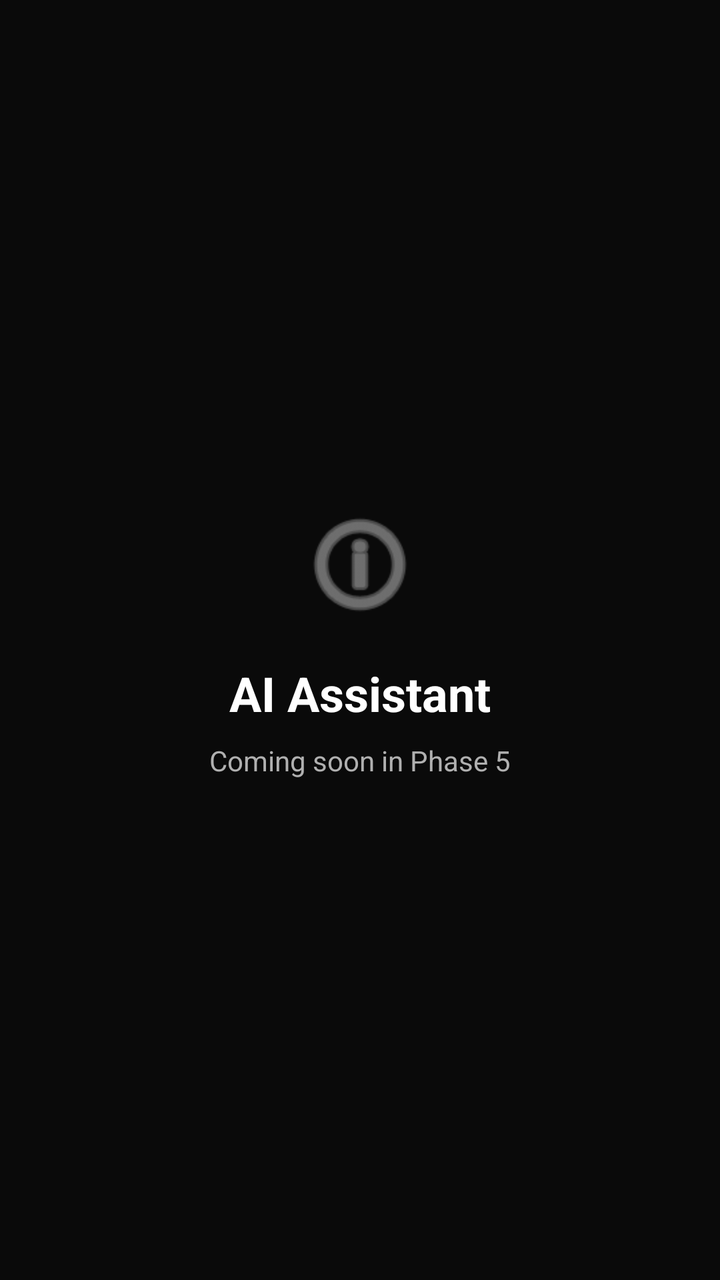
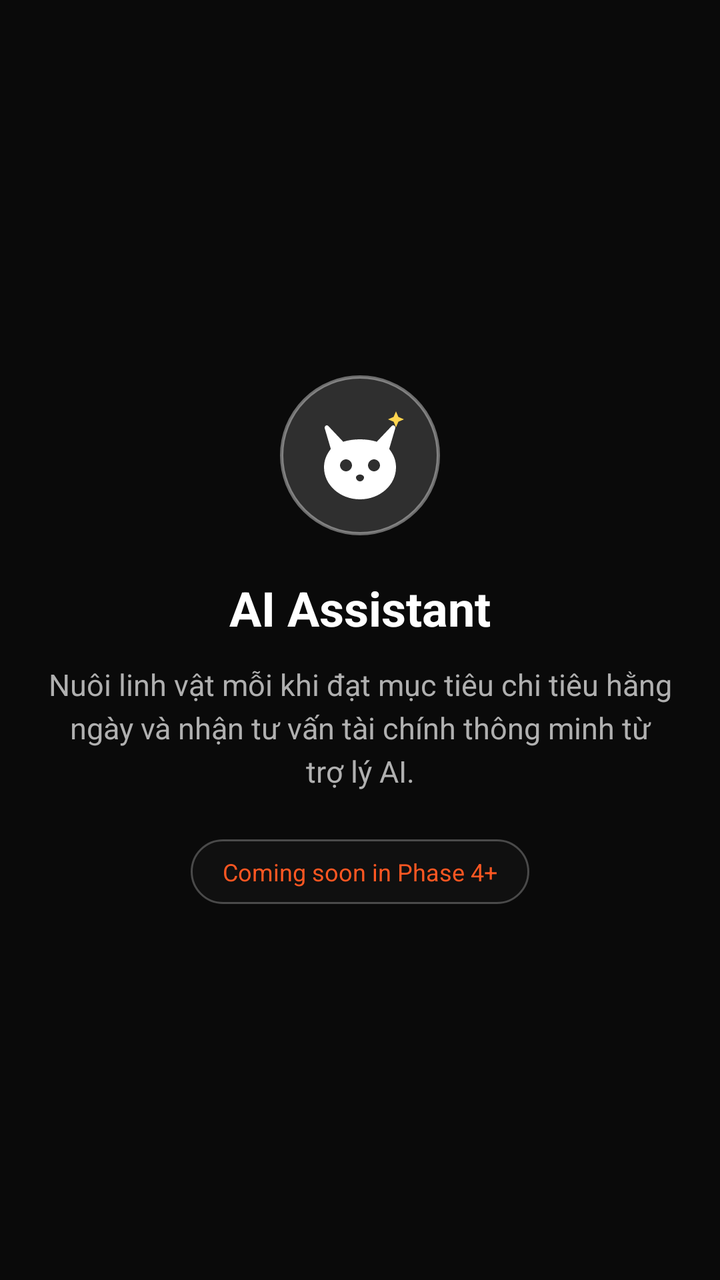

Screens rendered from an Android XML layout before and after an edit, with the pre-edit source and the edit as a unified diff.
<!-- AndroidManifest.xml: application theme Theme.ExpenseTrackerApp -->
<!-- res/layout/fragment_ai_assistant.xml -->
<?xml version="1.0" encoding="utf-8"?>
<LinearLayout xmlns:android="http://schemas.android.com/apk/res/android"
    xmlns:app="http://schemas.android.com/apk/res-auto"
    android:layout_width="match_parent"
    android:layout_height="match_parent"
    android:orientation="vertical"
    android:background="@color/background_dark"
    android:padding="16dp"
    android:gravity="center">

    <ImageView
        android:layout_width="64dp"
        android:layout_height="64dp"
        android:src="@android:drawable/ic_menu_info_details"
        app:tint="@color/text_secondary"
        android:layout_marginBottom="16dp"/>

    <TextView
        android:layout_width="wrap_content"
        android:layout_height="wrap_content"
        android:text="@string/title_ai"
        android:textSize="24sp"
        android:textStyle="bold"
        android:textColor="@color/white"
        android:layout_marginBottom="8dp" />

    <TextView
        android:layout_width="wrap_content"
        android:layout_height="wrap_content"
        android:text="Coming soon in Phase 5"
        android:textSize="14sp"
        android:textColor="@color/text_secondary" />

</LinearLayout>
<!-- resources referenced by this layout -->
<resources>
  <color name="background_dark">#0A0A0A</color>
  <color name="text_secondary">#B0B0B0</color>
  <color name="white">#FFFFFF</color>
  <string name="title_ai">AI Assistant</string>
  <style name="Theme.ExpenseTrackerApp" parent="Theme.Material3.DayNight.NoActionBar">
          <item name="colorPrimary">@color/colorPrimary</item>
          <item name="colorPrimaryVariant">@color/colorPrimaryDark</item>
          <item name="colorOnPrimary">@color/white</item>
          <item name="colorSecondary">@color/colorAccent</item>
          <item name="colorSecondaryVariant">@color/colorAccent</item>
          <item name="colorOnSecondary">@color/white</item>
          <item name="android:colorBackground">@color/background_dark</item>
          <item name="android:statusBarColor">@color/background_dark</item>
          <item name="android:navigationBarColor">@color/background_dark</item>
      </style>
  <color name="colorPrimary">#FF5722</color>
  <color name="colorPrimaryDark">#E64A19</color>
  <color name="colorAccent">#FF5722</color>
</resources>

<!-- the commit's change to res/layout/fragment_ai_assistant.xml (unified diff, before → after) -->
@@ -5,15 +5,17 @@
     android:layout_height="match_parent"
     android:orientation="vertical"
     android:background="@color/background_dark"
-    android:padding="16dp"
+    android:padding="24dp"
     android:gravity="center">
 
     <ImageView
-        android:layout_width="64dp"
-        android:layout_height="64dp"
-        android:src="@android:drawable/ic_menu_info_details"
-        app:tint="@color/text_secondary"
-        android:layout_marginBottom="16dp"/>
+        android:layout_width="80dp"
+        android:layout_height="80dp"
+        android:background="@drawable/bg_avatar_circle"
+        android:padding="16dp"
+        android:src="@drawable/ic_pet_mascot"
+        android:contentDescription="Virtual Pet Mascot"
+        android:layout_marginBottom="20dp" />
 
     <TextView
         android:layout_width="wrap_content"
@@ -22,13 +24,26 @@
         android:textSize="24sp"
         android:textStyle="bold"
         android:textColor="@color/white"
-        android:layout_marginBottom="8dp" />
+        android:layout_marginBottom="12dp" />
 
     <TextView
         android:layout_width="wrap_content"
         android:layout_height="wrap_content"
-        android:text="Coming soon in Phase 5"
-        android:textSize="14sp"
-        android:textColor="@color/text_secondary" />
+        android:text="Nuôi linh vật mỗi khi đạt mục tiêu chi tiêu hằng ngày và nhận tư vấn tài chính thông minh từ trợ lý AI."
+        android:textAlignment="center"
+        android:textSize="15sp"
+        android:textColor="@color/text_secondary"
+        android:lineSpacingExtra="4dp"
+        android:layout_marginBottom="24dp" />
+
+    <TextView
+        android:layout_width="wrap_content"
+        android:layout_height="wrap_content"
+        android:text="Coming soon in Phase 4+"
+        android:textSize="12sp"
+        android:textColor="@color/colorAccent"
+        android:background="@drawable/bg_glass_pill"
+        android:paddingHorizontal="16dp"
+        android:paddingVertical="8dp" />
 
 </LinearLayout>
<!-- resource entries referenced after the edit -->
@@ -3,6 +3,42 @@
   <color name="background_dark">#0A0A0A</color>
   <color name="text_secondary">#B0B0B0</color>
   <color name="white">#FFFFFF</color>
+  <!-- drawable bg_avatar_circle (drawable) -->
+  <?xml version="1.0" encoding="utf-8"?>
+  <ripple xmlns:android="http://schemas.android.com/apk/res/android"
+      android:color="#33FFFFFF">
+      <item>
+          <shape android:shape="oval">
+              <solid android:color="#26FFFFFF" />
+              <stroke
+                  android:width="1.5dp"
+                  android:color="#66FFFFFF" />
+          </shape>
+      </item>
+  </ripple>
+  <!-- drawable bg_glass_pill (drawable) -->
+  <?xml version="1.0" encoding="utf-8"?>
+  <shape xmlns:android="http://schemas.android.com/apk/res/android"
+      android:shape="rectangle">
+      <solid android:color="#99141414" />
+      <stroke android:width="1dp" android:color="@color/surface_glass_stroke" />
+      <corners android:radius="@dimen/radius_pill" />
+  </shape>
+  <!-- drawable ic_pet_mascot (drawable) -->
+  <vector xmlns:android="http://schemas.android.com/apk/res/android"
+      android:width="24dp"
+      android:height="24dp"
+      android:viewportWidth="24"
+      android:viewportHeight="24">
+    
+    <path
+        android:fillColor="#FFFFFF"
+        android:pathData="M4.2,4.8C3.8,4.2 3,4.6 3.2,5.3l1.5,5.1C3.6,11.8 3,13.3 3,15c0,4.4 4,8 9,8s9,-3.6 9,-8c0,-1.7 -0.6,-3.2 -1.7,-4.6l1.5,-5.1c0.2,-0.7 -0.6,-1.1 -1,-0.5L16.2,8.6C14.9,8.2 13.5,8 12,8S9.1,8.2 7.8,8.6L4.2,4.8zM8.5,13c0.8,0 1.5,0.7 1.5,1.5S9.3,16 8.5,16S7,15.3 7,14.5S7.7,13 8.5,13zM15.5,13c0.8,0 1.5,0.7 1.5,1.5s-0.7,1.5 -1.5,1.5s-1.5,-0.7 -1.5,-1.5S14.7,13 15.5,13zM12,16.8c0.6,0 1,0.4 1,0.7c0,0.5 -0.4,1 -1,1s-1,-0.5 -1,-1C11,17.2 11.4,16.8 12,16.8z"/>
+    
+    <path
+        android:fillColor="#FFD54F"
+        android:pathData="M21,1l0.6,1.4L23,3l-1.4,0.6L21,5l-0.6,-1.4L19,3l1.4,-0.6z"/>
+  </vector>
   <string name="title_ai">AI Assistant</string>
   <style name="Theme.ExpenseTrackerApp" parent="Theme.Material3.DayNight.NoActionBar">
           <item name="colorPrimary">@color/colorPrimary</item>
@@ -15,6 +51,8 @@
           <item name="android:statusBarColor">@color/background_dark</item>
           <item name="android:navigationBarColor">@color/background_dark</item>
       </style>
+  <color name="surface_glass_stroke">#40FFFFFF</color>
+  <dimen name="radius_pill">999dp</dimen>
   <color name="colorPrimary">#FF5722</color>
   <color name="colorPrimaryDark">#E64A19</color>
   <color name="colorAccent">#FF5722</color>
